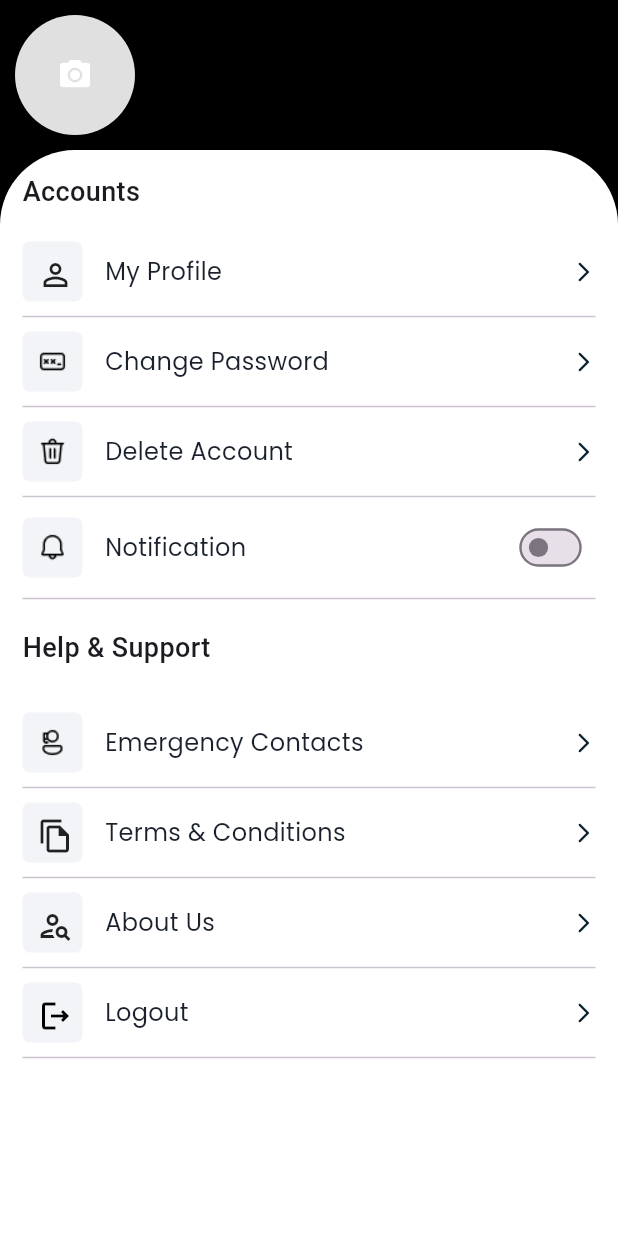
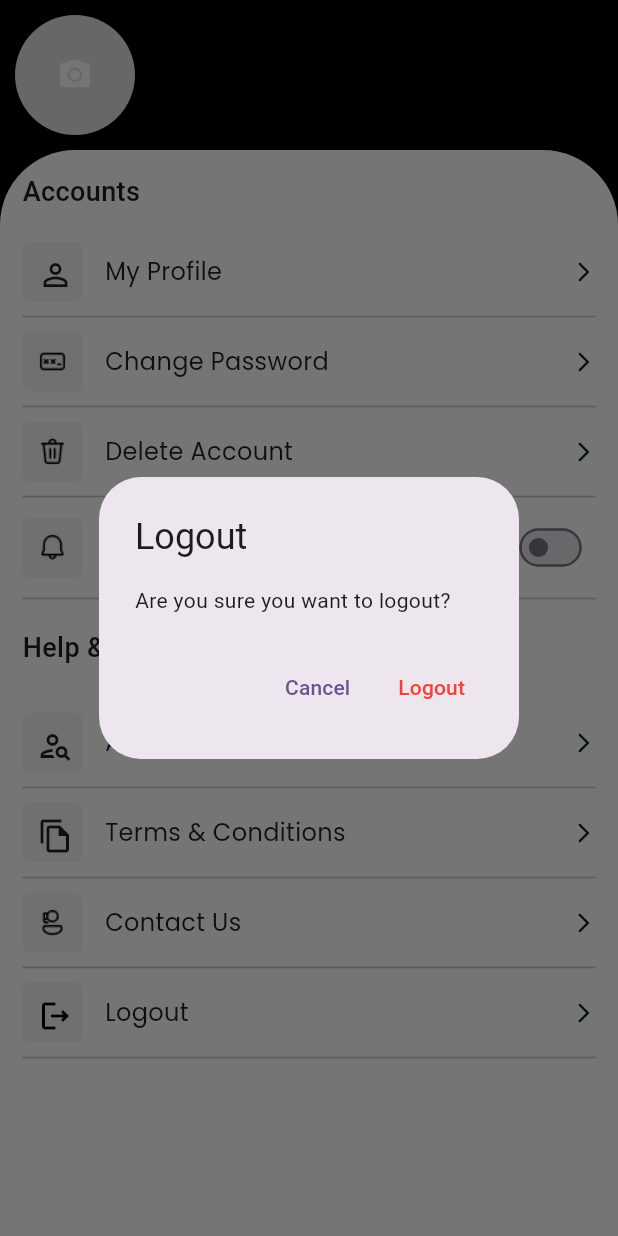
Before and after one commit to Nishia25/face_detection_frontend, a Flutter app: the AccountPage screen opened directly, after a tap on "Logout", on a phone screen of 412 x 824 dp. Run offline on Flutter 3.47's test engine with Material 3 defaults, Android fonts, the phone set to English and light mode, and no system bars; our stand-ins replace cloud_firestore, firebase_auth, firebase_core, firebase_messaging, firebase_storage, get and 6 more; accounts and stored records are empty.

Commit message:
contact us

```diff
--- a/lib/src/accounts/view/account_page.dart
+++ b/lib/src/accounts/view/account_page.dart
@@ -2,12 +2,11 @@ import 'package:flutter/material.dart';
 import 'package:get/get.dart';
 import 'package:vision_intelligence/common/config/app_images.dart';
 import 'package:vision_intelligence/common/widgets/custom_appbar.dart';
-import 'package:vision_intelligence/src/auth/service/auth_service.dart';
+
 import '../accounts_pages/about_us.dart';
 import '../accounts_pages/change_password.dart';
 import '../accounts_pages/contact_us.dart';
 import '../accounts_pages/delete_account.dart';
-import '../accounts_pages/myprofile.dart';
 import '../accounts_pages/terms_conditions.dart';
 import '../controller/account_controller.dart';
 import '../widgets/setting_options.dart';
@@ -54,7 +53,7 @@ class _AccountPageState extends State<AccountPage> {
                         ),
                         title: "My Profile",
                         onTap: () {
-                          Get.to(() => Myprofile());
+                          // Get.to(() => Myprofile());
                         },
                       ),
                       SettingOptions(
@@ -91,7 +90,7 @@ class _AccountPageState extends State<AccountPage> {
                               onChanged: (bool value) {
                                 accountController.lights.value = value;
                               },
-                              activeTrackColor: Colors.indigo,
+                              activeTrackColor: Color.fromRGBO(237, 29, 36, 1),
                             ),
                           );
                         }),
@@ -100,14 +99,12 @@ class _AccountPageState extends State<AccountPage> {
                       _buildSectionTitle("Help & Support"),
                       SizedBox(height: 15,),
                       SettingOptions(
-                        icon: ImageIcon(
-                          AssetImage(AppImages.contact_icon),
-                          color: Colors.black,
-                          size: 24,
+                        icon: Icon(
+                          Icons.person_search_outlined,
                         ),
-                        title: "Emergency Contacts",
+                        title: "About Us",
                         onTap: () {
-                          Get.to(() => ContactUs());
+                          Get.to(() => AboutUs());
                         },
                       ),
                       SettingOptions(
@@ -120,12 +117,14 @@ class _AccountPageState extends State<AccountPage> {
                         },
                       ),
                       SettingOptions(
-                        icon: Icon(
-                          Icons.person_search_outlined,
+                        icon: ImageIcon(
+                          AssetImage(AppImages.contact_icon),
+                          color: Colors.black,
+                          size: 24,
                         ),
-                        title: "About Us",
+                        title: "Contact Us",
                         onTap: () {
-                          Get.to(() => AboutUs());
+                          Get.to(() => ContactUs());
                         },
                       ),
                       SettingOptions(
@@ -136,7 +135,33 @@ class _AccountPageState extends State<AccountPage> {
                           ),
                           title: "Logout",
                           onTap : () {
-                            // signOut();
+                            showDialog(
+                              context: context,
+                              builder: (BuildContext context) {
+                                return AlertDialog(
+                                  title: const Text('Logout'),
+                                  content: const Text('Are you sure you want to logout?'),
+                                  actions: [
+                                    TextButton(
+                                      onPressed: () {
+                                        Navigator.of(context).pop();
+                                      },
+                                      child: const Text('Cancel'),
+                                    ),
+                                    TextButton(
+                                      onPressed: () {
+                                        Navigator.of(context).pop();
+                                        accountController.signOut();
+                                      },
+                                      style: TextButton.styleFrom(
+                                        foregroundColor: Colors.red,
+                                      ),
+                                      child: const Text('Logout'),
+                                    ),
+                                  ],
+                                );
+                              },
+                            );
                           }
                       )
                     ],
```
Also changed, not shown: lib/src/accounts/controller/account_controller.dart (+18 -0 lines).
